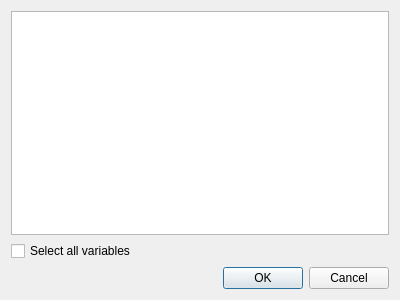
Before: the Qt Designer form src/plugins/dataStore/DataStore/src/datastorewindow.ui in opencor/opencor, drawn with Qt 5.
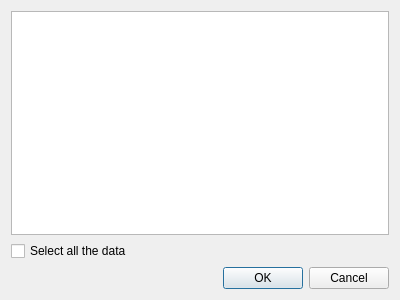
After: the same form once the commit is applied.

Commit message: Data store exporters: some work on allowing the selection of model parameters (#1008).

What changed in the file:
```diff
--- a/src/plugins/dataStore/DataStore/src/datastorewindow.ui
+++ b/src/plugins/dataStore/DataStore/src/datastorewindow.ui
@@ -24,7 +24,7 @@
    <item>
     <widget class="QCheckBox" name="allVariablesCheckBox">
      <property name="text">
-      <string>Select all variables</string>
+      <string>Select all the data</string>
      </property>
      <property name="tristate">
       <bool>true</bool>
```
Left out of the diff: 2 changed lines with no effect on the pictures. The commit also changes 3 other files.
